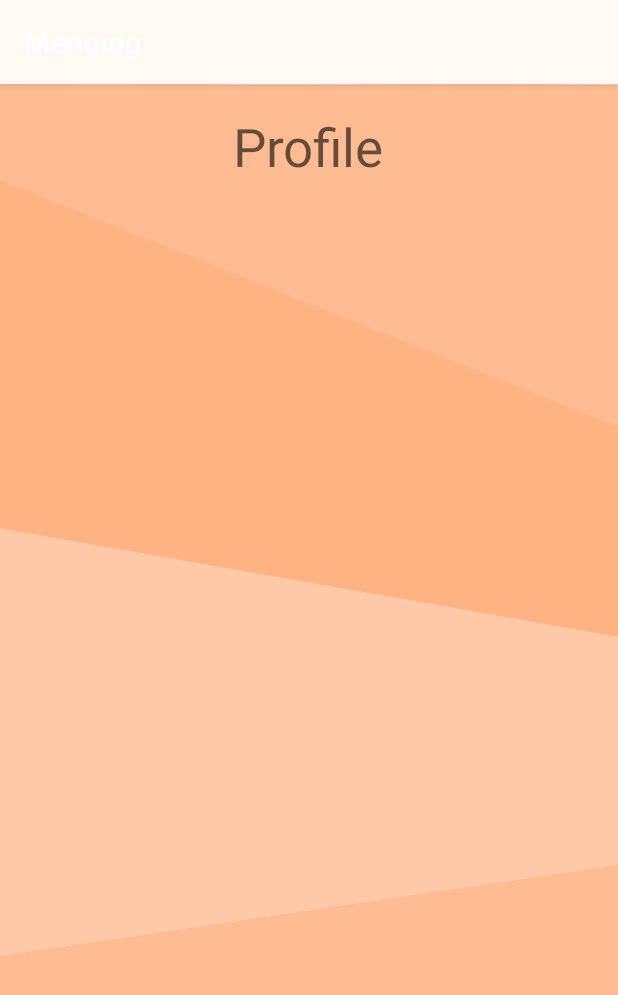
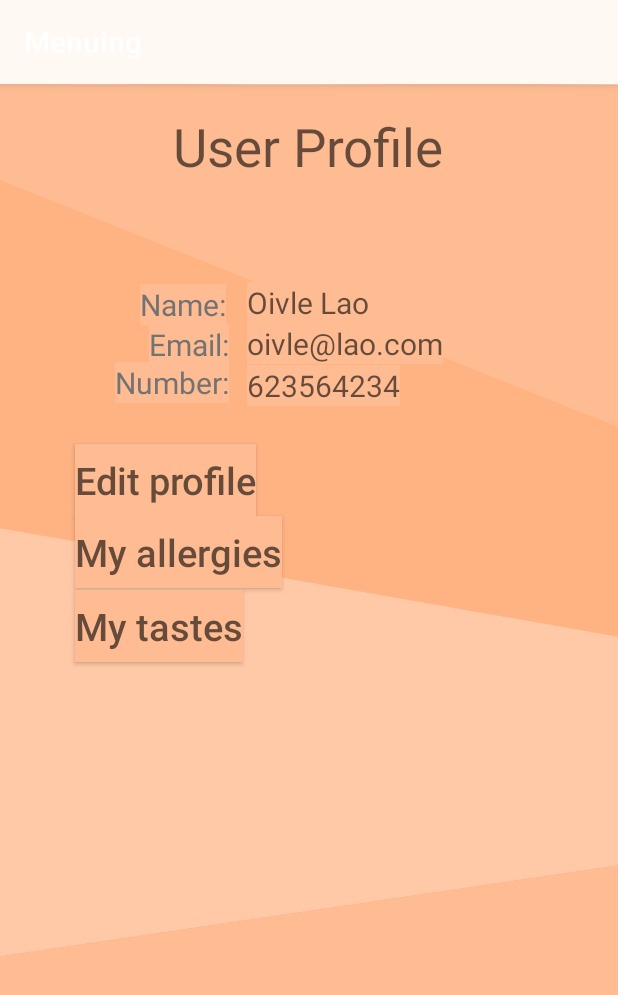
Before and after one commit to Menuing/menuing-android, an Android app: the UserProfile screen opened directly, with no data from a screen before it, on a phone screen of 412 x 824 dp. Shown: the top 995 px of the screen. Run offline under Robolectric (Android 15) with nearby library versions, the phone set to English and light mode, and no system bars.

Commit message:
added buttons

```diff
--- a/app/src/main/res/layout/activity_profile.xml
+++ b/app/src/main/res/layout/activity_profile.xml
@@ -8,19 +8,144 @@
         xmlns:tools="http://schemas.android.com/tools"
         android:layout_width="match_parent"
         android:layout_height="match_parent"
-        android:background="@drawable/background">
+        android:background="@drawable/background"
+        tools:layout_editor_absoluteX="0dp"
+        tools:layout_editor_absoluteY="0dp">
 
 
         <TextView
-            android:id="@+id/textView"
+            android:id="@+id/title"
             android:layout_width="wrap_content"
             android:layout_height="wrap_content"
             android:layout_alignParentTop="true"
             android:layout_centerHorizontal="true"
             android:layout_marginTop="18dp"
+            android:background="@color/colorPrimary"
             android:hint="@string/profile_title"
+            android:textSize="35sp" />
+
+        <TextView
+            android:id="@+id/name"
+            android:layout_width="wrap_content"
+            android:layout_height="wrap_content"
+            android:layout_alignParentTop="true"
+            android:layout_alignParentEnd="true"
+            android:layout_alignParentRight="true"
+            android:layout_marginTop="132dp"
+            android:layout_marginEnd="166dp"
+            android:layout_marginRight="166dp"
             android:background="@color/colorPrimary"
-            android:textSize="35sp" />
+            android:hint="@string/nom_proba"
+            android:textSize="20sp" />
+
+        <TextView
+            android:id="@+id/info_name"
+            android:layout_width="wrap_content"
+            android:layout_height="wrap_content"
+            android:layout_alignParentTop="true"
+            android:layout_alignParentEnd="true"
+            android:layout_alignParentRight="true"
+            android:layout_marginTop="133dp"
+            android:layout_marginEnd="261dp"
+            android:layout_marginRight="261dp"
+            android:background="@color/colorPrimary"
+            android:text="@string/info_name"
+            android:textSize="20sp" />
+
+        <TextView
+            android:id="@+id/info_mail"
+            android:layout_width="wrap_content"
+            android:layout_height="wrap_content"
+            android:layout_alignParentTop="true"
+            android:layout_alignParentEnd="true"
+            android:layout_alignParentRight="true"
+            android:layout_marginTop="160dp"
+            android:layout_marginEnd="259dp"
+            android:layout_marginRight="259dp"
+            android:background="@color/colorPrimary"
+            android:text="@string/info_email"
+            android:textSize="20sp" />
+
+        <TextView
+            android:id="@+id/info_number"
+            android:layout_width="wrap_content"
+            android:layout_height="wrap_content"
+            android:layout_alignParentTop="true"
+            android:layout_alignParentEnd="true"
+            android:layout_alignParentRight="true"
+            android:layout_marginTop="185dp"
+            android:layout_marginEnd="259dp"
+            android:layout_marginRight="259dp"
+            android:background="@color/colorPrimary"
+            android:text="@string/info_number"
+            android:textSize="20sp" />
+
+        <TextView
+            android:id="@+id/email"
+            android:layout_width="wrap_content"
+            android:layout_height="wrap_content"
+            android:layout_alignStart="@+id/name"
+            android:layout_alignLeft="@+id/name"
+            android:layout_alignParentTop="true"
+            android:layout_marginStart="0dp"
+            android:layout_marginLeft="0dp"
+            android:layout_marginTop="159dp"
+            android:background="@color/colorPrimary"
+            android:hint="@string/email_proba"
+            android:textSize="20sp" />
+
+        <TextView
+            android:id="@+id/number"
+            android:layout_width="wrap_content"
+            android:layout_height="wrap_content"
+            android:layout_alignStart="@+id/name"
+            android:layout_alignLeft="@+id/name"
+            android:layout_alignParentTop="true"
+            android:layout_marginStart="0dp"
+            android:layout_marginLeft="0dp"
+            android:layout_marginTop="187dp"
+            android:background="@color/colorPrimary"
+            android:hint="@string/numero_proba"
+            android:textSize="20sp" />
+
+        <Button
+            android:id="@+id/edit"
+            android:layout_width="wrap_content"
+            android:layout_height="wrap_content"
+            android:layout_alignParentStart="true"
+            android:layout_alignParentLeft="true"
+            android:layout_alignParentTop="true"
+            android:layout_marginStart="50dp"
+            android:layout_marginLeft="50dp"
+            android:layout_marginTop="240dp"
+            android:background="@color/colorPrimary"
+            android:hint="@string/profile_edit_button"
+            android:textSize="25sp" />
+
+        <Button
+            android:id="@+id/allergies"
+            android:layout_width="wrap_content"
+            android:layout_height="wrap_content"
+            android:layout_alignParentTop="true"
+            android:layout_marginStart="50dp"
+            android:layout_marginLeft="50dp"
+            android:layout_marginTop="288dp"
+            android:background="@color/colorPrimary"
+            android:hint="@string/profile_allergies_button"
+            android:textSize="25sp" />
+
+        <Button
+            android:id="@+id/taster"
+            android:layout_width="wrap_content"
+            android:layout_height="wrap_content"
+            android:layout_alignParentTop="true"
+            android:layout_marginStart="50dp"
+            android:layout_marginLeft="50dp"
+            android:layout_marginTop="337dp"
+            android:background="@color/colorPrimary"
+            android:hint="@string/profile_tastes_button"
+            android:textSize="25sp" />
+
 
     </RelativeLayout>
 
--- a/app/src/main/res/values/strings.xml
+++ b/app/src/main/res/values/strings.xml
@@ -15,7 +15,7 @@
     <string name="pGustos_MyTastes">My tastes</string>
 
     <!-- Profile -->
-    <string name="profile_title">Profile</string>
+    <string name="profile_title">User Profile</string>
     <string name="profile_edit_button">Edit profile</string>
     <string name="profile_allergies_button">My allergies</string>
     <string name="profile_tastes_button">My tastes</string>
@@ -58,5 +58,8 @@
     <string name="reviewRecipe_Title">Recipe name</string>
     <string name="reviewRecipe_IngredientTitle">Ingredients</string>
     <string name="reviewRecipe_StepsTitle">Steps to follow</string>
+    <string name="info_name">Name:</string>
+    <string name="info_email">Email:</string>
+    <string name="info_number">Number:</string>
 
 </resources>
```
